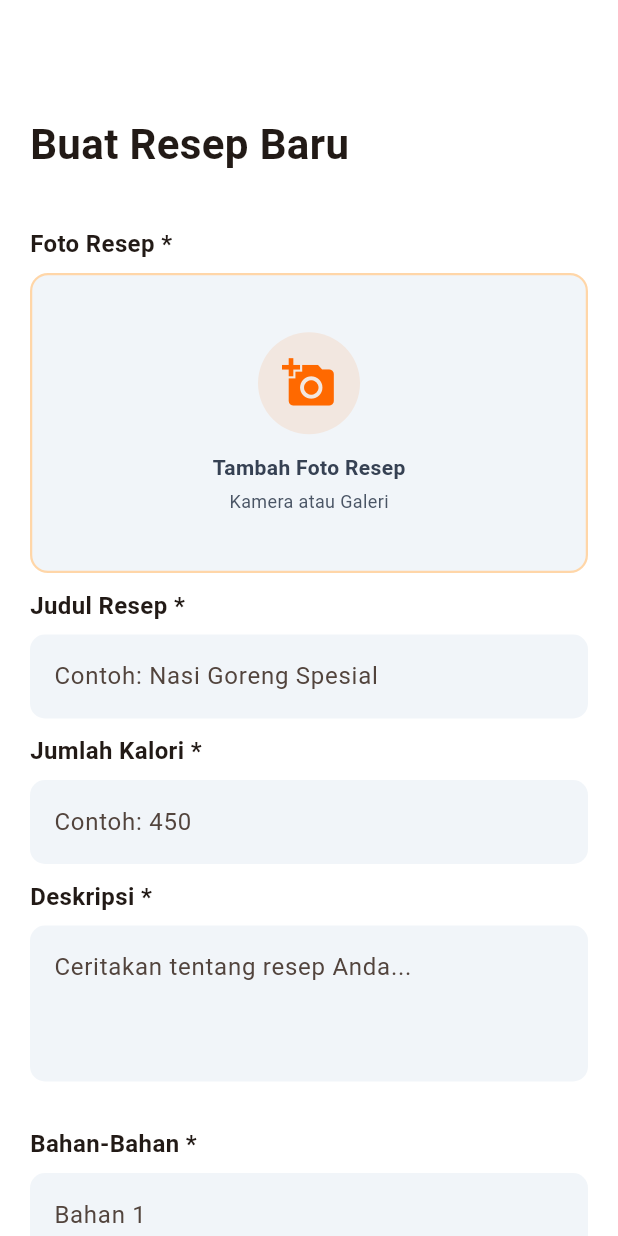
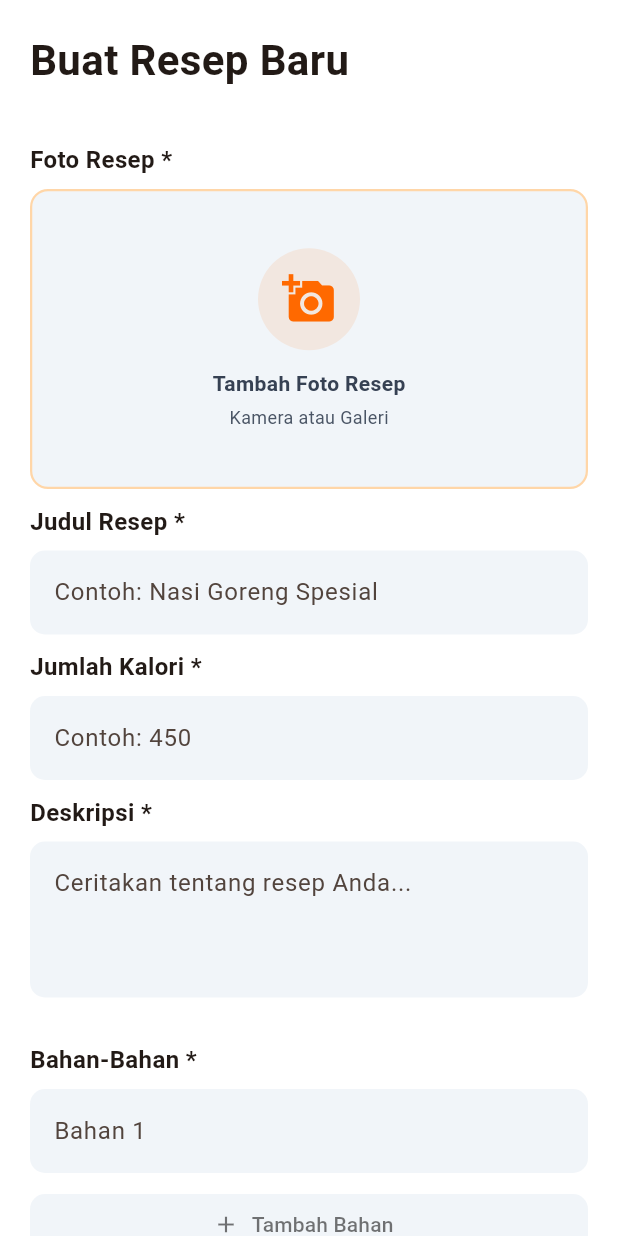
Before and after one commit to raviaja/FoodLyMobile, a Flutter app: the CreateRecipePage screen opened directly, on a phone screen of 412 x 824 dp. Run offline on Flutter 3.47's test engine with Material 3 defaults, Android fonts, the phone set to English and light mode, and no system bars; our stand-ins replace dio, flutter_local_notifications, flutter_timezone, image_picker, shared_preferences, timezone; accounts and stored records are empty.

Commit message:
- fix UI bug pada halaman create recipe

```diff
--- a/lib/features/recipescreen/pages/create_recipe_page.dart
+++ b/lib/features/recipescreen/pages/create_recipe_page.dart
@@ -128,11 +128,6 @@ class _CreateRecipePageState extends State<CreateRecipePage> {
   Widget build(BuildContext context) {
     return Scaffold(
       backgroundColor: Colors.white,
-      appBar: AppBar(
-        backgroundColor: Colors.white,
-        elevation: 0,
-        automaticallyImplyLeading: false,
-      ),
       body: SingleChildScrollView(
         padding: const EdgeInsets.all(20),
         child: Form(
```
